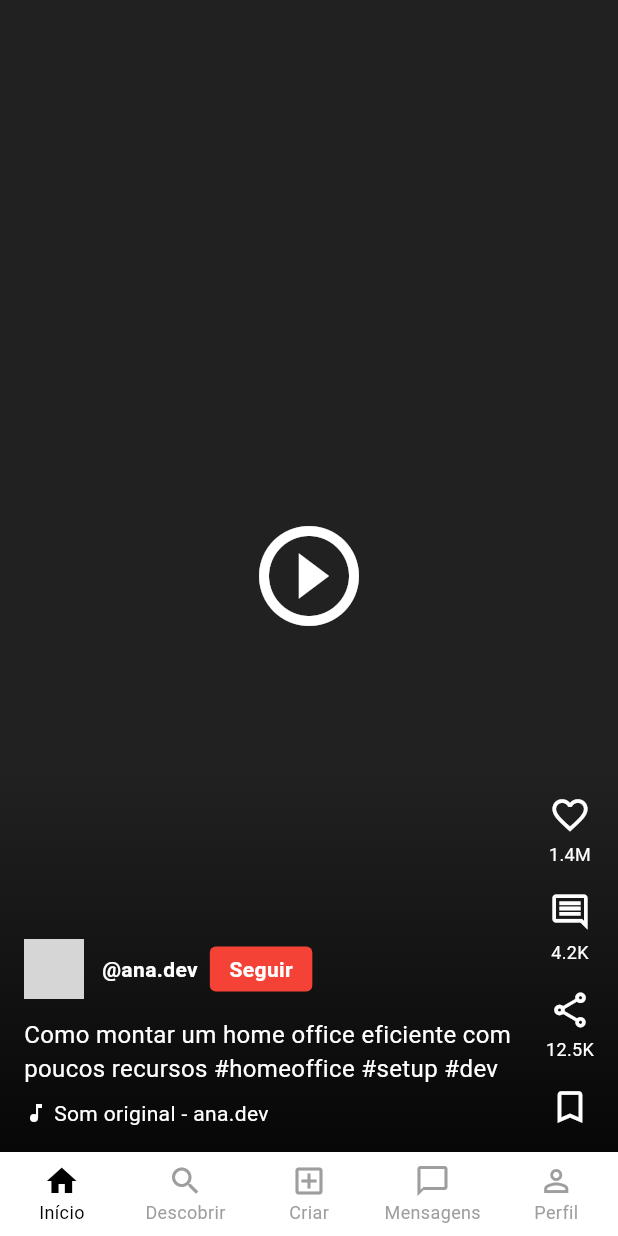
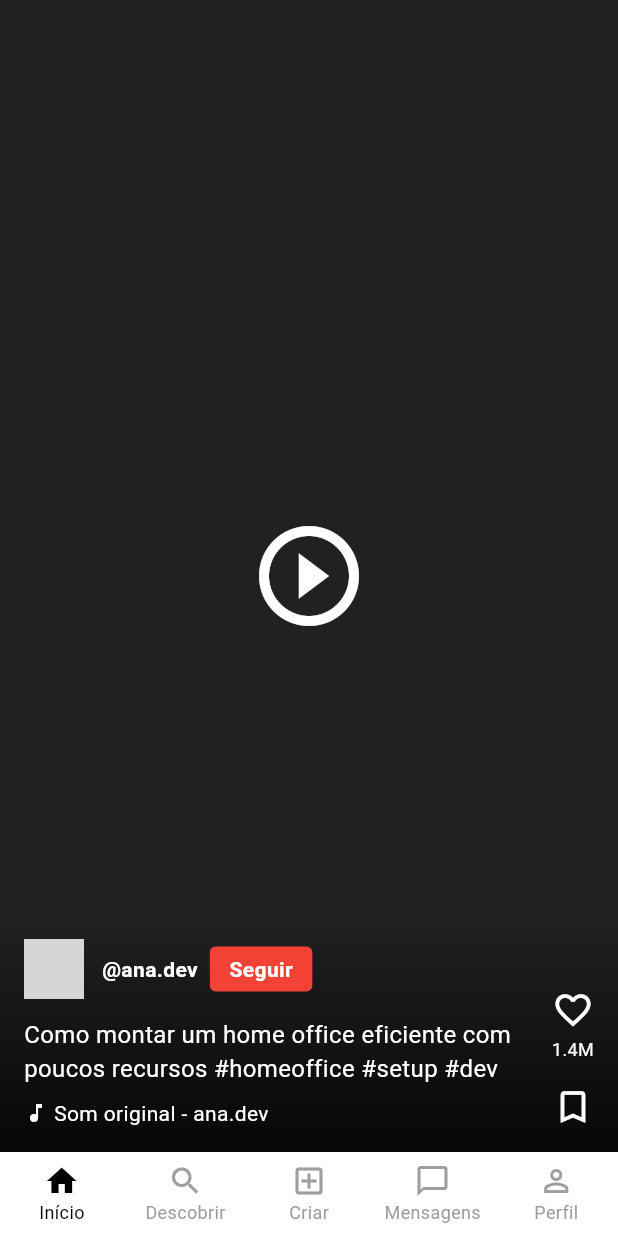
Before and after one commit to lucas0302/projetointegrador, a Flutter app: the screen it shows after launch, on a phone screen of 412 x 824 dp. Run offline on Flutter 3.47's test engine with Material 3 defaults, Android fonts, the phone set to English and light mode, and no system bars; network calls fail; grey boxes are pictures that could not be loaded.

```diff
--- a/frontend/lib/screens/profile/profile_screen.dart
+++ b/frontend/lib/screens/profile/profile_screen.dart
@@ -99,8 +99,8 @@ class _ProfileScreenState extends State<ProfileScreen> {
                       ),
                       const Divider(),
                       _buildMenuItem(
-                        icon: Icons.payment_outlined,
-                        title: 'Pagamento',
+                        icon: Icons.bookmark_outline,
+                        title: 'Favoritos',
                         onTap: () {},
                       ),
                       const Divider(),
--- a/frontend/lib/screens/video/tiktok_feed_screen.dart
+++ b/frontend/lib/screens/video/tiktok_feed_screen.dart
@@ -252,18 +252,6 @@ class _TikTokFeedScreenState extends State<TikTokFeedScreen> {
                           ),
                           const SizedBox(height: 16),
                           _buildActionButton(
-                            icon: Icons.comment_outlined,
-                            label: video['comments'],
-                            onTap: () {},
-                          ),
-                          const SizedBox(height: 16),
-                          _buildActionButton(
-                            icon: Icons.share_outlined,
-                            label: video['shares'],
-                            onTap: () {},
-                          ),
-                          const SizedBox(height: 16),
-                          _buildActionButton(
                             icon:
                                 _isBookmarked
                                     ? Icons.bookmark
```
